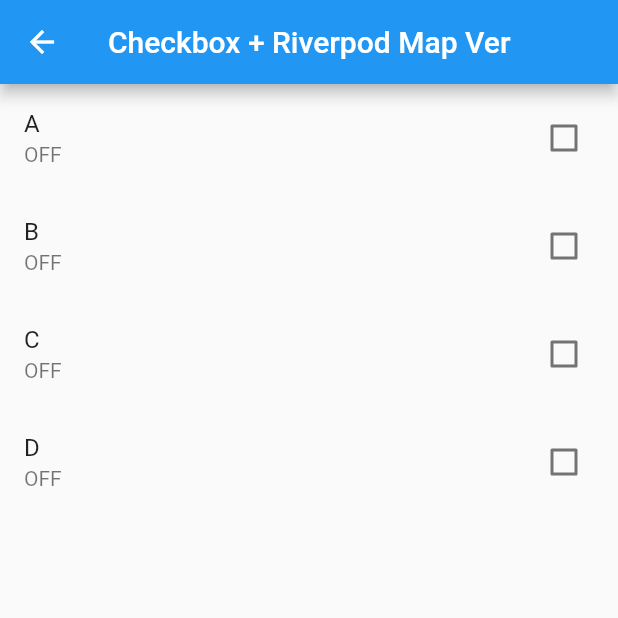
After one commit to tsukamoto1783/checkbox_sample, a Flutter app: the CheckboxListTileRiverpodVer2 screen opened directly, on a phone screen of 412 x 824 dp, the top half of it. The commit adds this screen. Run offline on Flutter 3.47's test engine with Material 2 defaults, Android fonts, the phone set to English and light mode, and no system bars; our stand-ins replace flutter_riverpod.

Commit message:
feat: Riverpodバージョン

```diff
--- /dev/null
+++ b/lib/checkboxListTilesRiverpodVer2.dart
@@ -0,0 +1,46 @@
+import 'package:flutter/material.dart';
+import 'package:flutter_riverpod/flutter_riverpod.dart';
+
+class CheckboxListTileRiverpodVer2 extends ConsumerWidget {
+  CheckboxListTileRiverpodVer2({Key? key}) : super(key: key);
+  final AutoDisposeStateProvider<List<Map<String, dynamic>>>
+      _checkedMapStateProvider =
+      StateProvider.autoDispose<List<Map<String, dynamic>>>((ref) {
+    return [
+      {'value': 'A', 'checked': false},
+      {'value': 'B', 'checked': false},
+      {'value': 'C', 'checked': false},
+      {'value': 'D', 'checked': false},
+    ];
+  });
+
+  final ProviderListenable<dynamic> _changeNotifierProvider =
+      ChangeNotifierProvider((ref) {
+    return ChangeNotifier();
+  });
+
+  @override
+  Widget build(BuildContext context, WidgetRef ref) {
+    final List<Map<String, dynamic>> checkedMap =
+        ref.watch(_checkedMapStateProvider);
+    final changeNotifier = ref.watch(_changeNotifierProvider);
+
+    return Scaffold(
+      appBar: AppBar(title: const Text("Checkbox + Riverpod Map Ver")),
+      body: Center(
+        child: Column(
+          children: checkedMap
+              .map((e) => CheckboxListTile(
+                  title: Text(e['value']),
+                  subtitle: Text(e['checked'] ? "ON" : "OFF"),
+                  value: e['checked'],
+                  onChanged: (bool? checkedValue) {
+                    e['checked'] = checkedValue;
+                    changeNotifier.notifyListeners();
+                  }))
+              .toList(),
+        ),
+      ),
+    );
+  }
+}
--- a/lib/home_page.dart
+++ b/lib/home_page.dart
@@ -1,5 +1,8 @@
+import 'package:checkbox_sample/checkboxListTileRiverpod.dart';
 import 'package:checkbox_sample/checkboxListTiles.dart';
+import 'package:checkbox_sample/checkboxListTilesRiverpodVer2.dart';
 import 'package:checkbox_sample/checkboxListTilesVer2.dart';
+import 'package:checkbox_sample/checkboxRiverpod.dart';
 import 'package:checkbox_sample/checkbox_single.dart';
 import 'package:flutter/material.dart';
 
@@ -9,12 +12,24 @@ class MyHomePage extends StatelessWidget {
   final Map<int, Map<String, dynamic>> map = {
     0: {'pageName': 'checkbox + Stateful', 'className': const CheckboxSingle()},
     1: {
-      'pageName': 'checkbox_multi List Ver + Stateful',
+      'pageName': 'checkboxListTile List Ver + Stateful',
       'className': const CheckboxListTiles(),
     },
     2: {
-      'pageName': 'checkbox_multi Map Ver + Stateful',
+      'pageName': 'checkboxListTile Map Ver + Stateful',
       'className': const CheckboxListTilesVer2(),
+    },
+    3: {
+      'pageName': 'checkbox + riverpod',
+      'className': CheckboxRiverpod(),
+    },
+    4: {
+      'pageName': 'checkboxListTile List Ver + riverpod',
+      'className': CheckboxListTileRiverpod(),
+    },
+    5: {
+      'pageName': 'checkboxListTile Map Ver + riverpod',
+      'className': CheckboxListTileRiverpodVer2(),
     },
   };
 
```
Also changed, not shown: lib/checkboxListTileRiverpod.dart (added, +44 -0 lines), lib/checkboxRiverpod.dart (added, +34 -0 lines).
